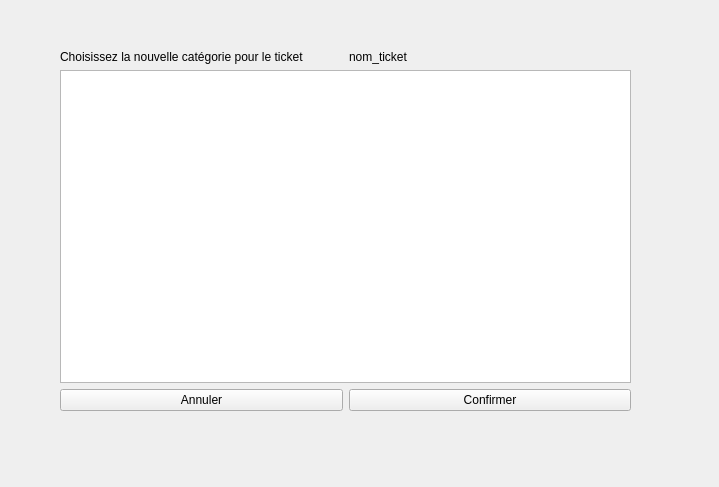
Qt form src/vues/VueChangeCategorie.ui (LudovicTagnon/EasyTicket) before a commit.
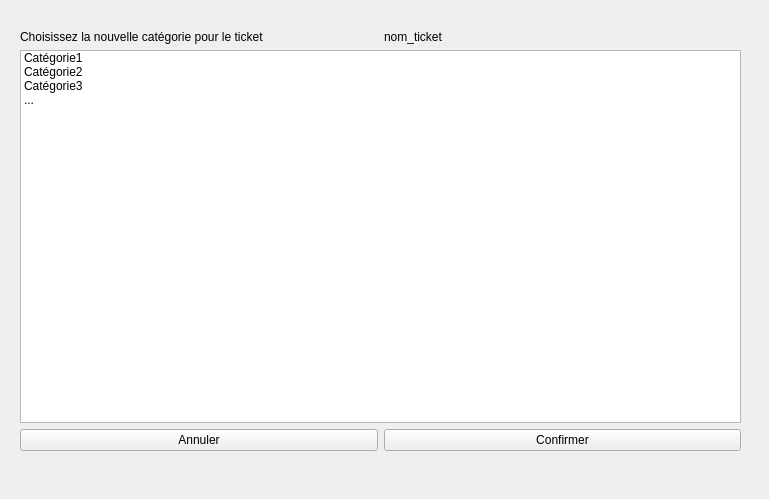
The same form after that commit.

What changed in the file:
```diff
--- a/src/vues/VueChangeCategorie.ui
+++ b/src/vues/VueChangeCategorie.ui
@@ -6,8 +6,8 @@
    <rect>
     <x>0</x>
     <y>0</y>
-    <width>719</width>
-    <height>487</height>
+    <width>769</width>
+    <height>499</height>
    </rect>
   </property>
   <property name="windowTitle">
@@ -16,10 +16,10 @@
   <widget class="QWidget" name="verticalLayoutWidget">
    <property name="geometry">
     <rect>
-     <x>60</x>
-     <y>50</y>
-     <width>571</width>
-     <height>361</height>
+     <x>20</x>
+     <y>30</y>
+     <width>721</width>
+     <height>421</height>
     </rect>
    </property>
    <layout class="QVBoxLayout" name="verticalLayout">
@@ -42,7 +42,28 @@
      </layout>
     </item>
     <item>
-     <widget class="QListWidget" name="listWidget"/>
+     <widget class="QListWidget" name="listWidget">
+      <item>
+       <property name="text">
+        <string>Catégorie1</string>
+       </property>
+      </item>
+      <item>
+       <property name="text">
+        <string>Catégorie2</string>
+       </property>
+      </item>
+      <item>
+       <property name="text">
+        <string>Catégorie3</string>
+       </property>
+      </item>
+      <item>
+       <property name="text">
+        <string>...</string>
+       </property>
+      </item>
+     </widget>
     </item>
     <item>
      <layout class="QGridLayout" name="gridLayout">
```
